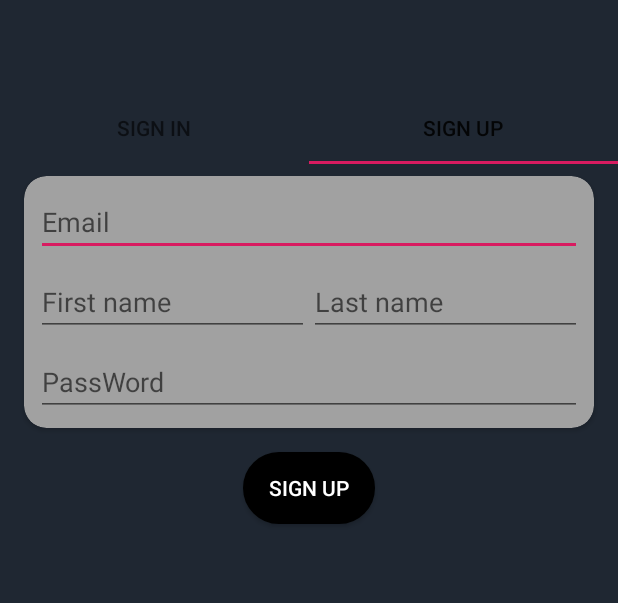
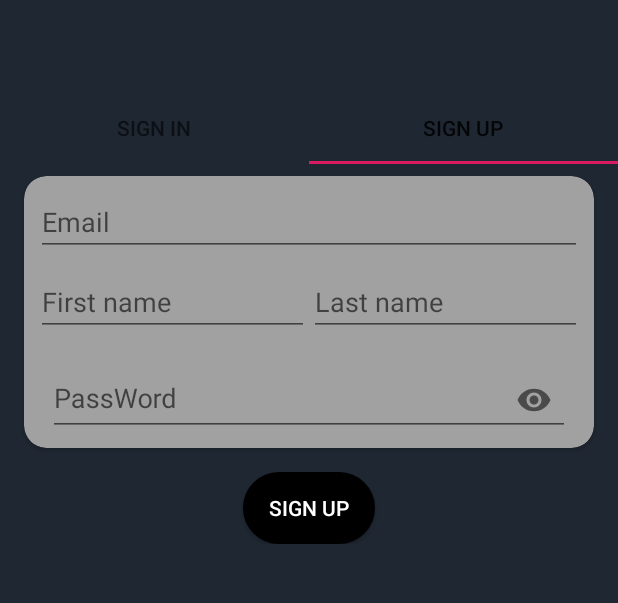
Before and after one commit to tuisme/M-Explorer, an Android app: the screen it shows after launch (LogActivity), tab 2 chosen, on a phone screen of 412 x 824 dp, the part 312-915 px from its top. Run offline under Robolectric (Android 15) with nearby library versions, the phone set to English and light mode, and no system bars; libraries missing offline, so code that uses them is left out: com.facebook, com.facebook.login.

Commit message:
can sign in with face

```diff
--- a/Mexplorer/app/build.gradle
+++ b/Mexplorer/app/build.gradle
@@ -41,6 +41,10 @@ dependencies {
     implementation 'com.github.bumptech.glide:glide:4.7.1'
     implementation 'com.android.support:support-v4:28.0.0-alpha3'
 
+    //Facebook
+    implementation 'com.facebook.android:facebook-android-sdk:4.33.0'
+    implementation 'com.facebook.android:facebook-login:4.33.0'
+
     //SQLite
     implementation 'com.readystatesoftware.sqliteasset:sqliteassethelper:2.0.1'
 
--- a/Mexplorer/app/src/main/java/vinova/intern/nhomxnxx/mexplorer/api/ApiInterface.kt
+++ b/Mexplorer/app/src/main/java/vinova/intern/nhomxnxx/mexplorer/api/ApiInterface.kt
@@ -21,4 +21,6 @@ interface ApiInterface {
     @POST("/api/v1/users/logout")
     fun logout(@Header("Access-Token") token:String) : Call<Request>
 
+    @POST("/api/v1/users/forgot")
+    fun requestNewPass(@Query("email") email : String) : Call<Request>
 }
--- a/Mexplorer/app/src/main/java/vinova/intern/nhomxnxx/mexplorer/signIn/SignInInterface.kt
+++ b/Mexplorer/app/src/main/java/vinova/intern/nhomxnxx/mexplorer/signIn/SignInInterface.kt
@@ -1,6 +1,7 @@
 package vinova.intern.nhomxnxx.mexplorer.signIn
 
 import android.content.Context
+import com.facebook.login.LoginResult
 import vinova.intern.best_trip.baseInterface.BaseView
 import vinova.intern.nhomxnxx.mexplorer.model.User
 
@@ -11,6 +12,6 @@ interface SignInInterface {
 
     interface Presenter{
         fun signIn(context: Context?, email:String, password:String)
-
-        }
+        fun handleFacebookAccessToken(result: LoginResult)
+    }
 }
--- a/Mexplorer/app/src/main/java/vinova/intern/nhomxnxx/mexplorer/signIn/SignInPresenter.kt
+++ b/Mexplorer/app/src/main/java/vinova/intern/nhomxnxx/mexplorer/signIn/SignInPresenter.kt
@@ -1,6 +1,7 @@
 package vinova.intern.nhomxnxx.mexplorer.signIn
 
 import android.content.Context
+import com.facebook.login.LoginResult
 import retrofit2.Call
 import retrofit2.Callback
 import retrofit2.Response
@@ -42,4 +43,9 @@ class SignInPresenter(view: SignInInterface.View) :SignInInterface.Presenter{
 
                 })
     }
+
+    override fun handleFacebookAccessToken(result: LoginResult) {
+        val rva = result.accessToken
+        var a = 1321035
+    }
 }
--- a/Mexplorer/app/src/main/res/layout/activity_log.xml
+++ b/Mexplorer/app/src/main/res/layout/activity_log.xml
@@ -16,10 +16,13 @@
         android:layout_marginBottom="8dp"
         android:src="@drawable/logo"
         android:scaleType="centerCrop"
+        android:focusable="true"
+        android:focusableInTouchMode="true"
         app:layout_constraintBottom_toTopOf="@+id/tab_layout"
         app:layout_constraintEnd_toEndOf="parent"
         app:layout_constraintStart_toStartOf="parent"
-        app:layout_constraintTop_toTopOf="parent" />
+        app:layout_constraintTop_toTopOf="parent"
+        tools:ignore="ContentDescription" />
     <com.google.android.material.tabs.TabLayout
         android:id="@+id/tab_layout"
         android:layout_width="match_parent"
@@ -40,4 +43,18 @@
         app:layout_constraintEnd_toEndOf="parent"
         app:layout_constraintStart_toStartOf="parent"
         app:layout_constraintTop_toBottomOf="@+id/tab_layout" />
+
+    <!--<fragment-->
+        <!--android:id="@+id/forget_frag"-->
+        <!--android:layout_width="wrap_content"-->
+        <!--android:layout_height="wrap_content"-->
+        <!--android:layout_marginStart="8dp"-->
+        <!--android:layout_marginTop="8dp"-->
+        <!--android:layout_marginEnd="8dp"-->
+        <!--android:layout_marginBottom="8dp"-->
+        <!--app:layout_constraintBottom_toBottomOf="parent"-->
+        <!--app:layout_constraintEnd_toEndOf="parent"-->
+        <!--app:layout_constraintStart_toStartOf="parent"-->
+        <!--app:layout_constraintTop_toTopOf="parent"-->
+        <!--app:layout_constraintVertical_bias="0.3" />-->
 </androidx.constraintlayout.widget.ConstraintLayout>
--- a/Mexplorer/app/src/main/res/layout/sign_up_fragment.xml
+++ b/Mexplorer/app/src/main/res/layout/sign_up_fragment.xml
@@ -6,12 +6,12 @@
 
     <androidx.constraintlayout.widget.ConstraintLayout
         android:layout_width="match_parent"
-        android:layout_height="match_parent">
+        android:layout_height="wrap_content">
 
         <com.google.android.material.card.MaterialCardView
             android:id="@+id/materialCardView"
             android:layout_width="match_parent"
-            android:layout_height="wrap_content"
+            android:layout_height="match_parent"
             android:layout_marginStart="16dp"
             android:layout_marginEnd="16dp"
             android:backgroundTint="@color/colorBackgroundCardview"
@@ -63,22 +63,29 @@
                     app:layout_constraintTop_toTopOf="@+id/first_name_sign_up"
                     tools:ignore="Autofill" />
 
-                <EditText
-                    android:id="@+id/pass_word"
+                <com.google.android.material.textfield.TextInputLayout
                     android:layout_width="match_parent"
                     android:layout_height="wrap_content"
                     android:layout_marginStart="8dp"
                     android:layout_marginTop="8dp"
                     android:layout_marginEnd="8dp"
-                    android:layout_marginBottom="8dp"
-                    android:hint="@string/password"
-                    android:inputType="textPassword"
-                    app:layout_constraintBottom_toBottomOf="parent"
                     app:layout_constraintEnd_toEndOf="parent"
-                    app:layout_constraintStart_toStartOf="@+id/first_name_sign_up"
+                    app:layout_constraintStart_toStartOf="parent"
                     app:layout_constraintTop_toBottomOf="@+id/first_name_sign_up"
-                    app:layout_constraintVertical_bias="0.0"
-                    tools:ignore="Autofill" />
+                    app:passwordToggleEnabled="true">
+
+                    <com.google.android.material.textfield.TextInputEditText
+                        android:id="@+id/pass_word"
+                        android:layout_width="match_parent"
+                        android:layout_height="wrap_content"
+                        android:layout_marginStart="8dp"
+                        android:layout_marginTop="8dp"
+                        android:layout_marginEnd="8dp"
+                        android:layout_marginBottom="8dp"
+                        android:hint="@string/password"
+                        android:inputType="textPassword" />
+                </com.google.android.material.textfield.TextInputLayout>
+
             </androidx.constraintlayout.widget.ConstraintLayout>
         </com.google.android.material.card.MaterialCardView>
 
--- a/Mexplorer/app/src/main/res/values/strings.xml
+++ b/Mexplorer/app/src/main/res/values/strings.xml
@@ -19,4 +19,8 @@
     <string name="plus">Plus</string>
     <string name="first_name">First name</string>
     <string name="last_name">Last name</string>
+
+    <!--for login face-->
+    <string name="facebook_app_id">422614928222382</string>
+    <string name="fb_login_protocol_scheme">fb422614928222382</string>
 </resources>
```
Also changed, not shown: Mexplorer/app/src/main/AndroidManifest.xml (+22 -3 lines), Mexplorer/app/src/main/java/vinova/intern/nhomxnxx/mexplorer/forget_pass/ForgetFragment.kt (added, +45 -0 lines), Mexplorer/app/src/main/java/vinova/intern/nhomxnxx/mexplorer/forget_pass/ForgetInterface.kt (added, +12 -0 lines), Mexplorer/app/src/main/java/vinova/intern/nhomxnxx/mexplorer/forget_pass/ForgetPresenter.kt (added, +32 -0 lines), Mexplorer/app/src/main/java/vinova/intern/nhomxnxx/mexplorer/signIn/SignInFragment.kt (+31 -4 lines), Mexplorer/app/src/main/res/drawable/ic_cloud_computing.xml (added, +15 -0 lines), Mexplorer/app/src/main/res/layout/forget_fragment.xml (added, +38 -0 lines), Mexplorer/app/src/main/res/layout/sign_in_fragment.xml (+30 -7 lines).
